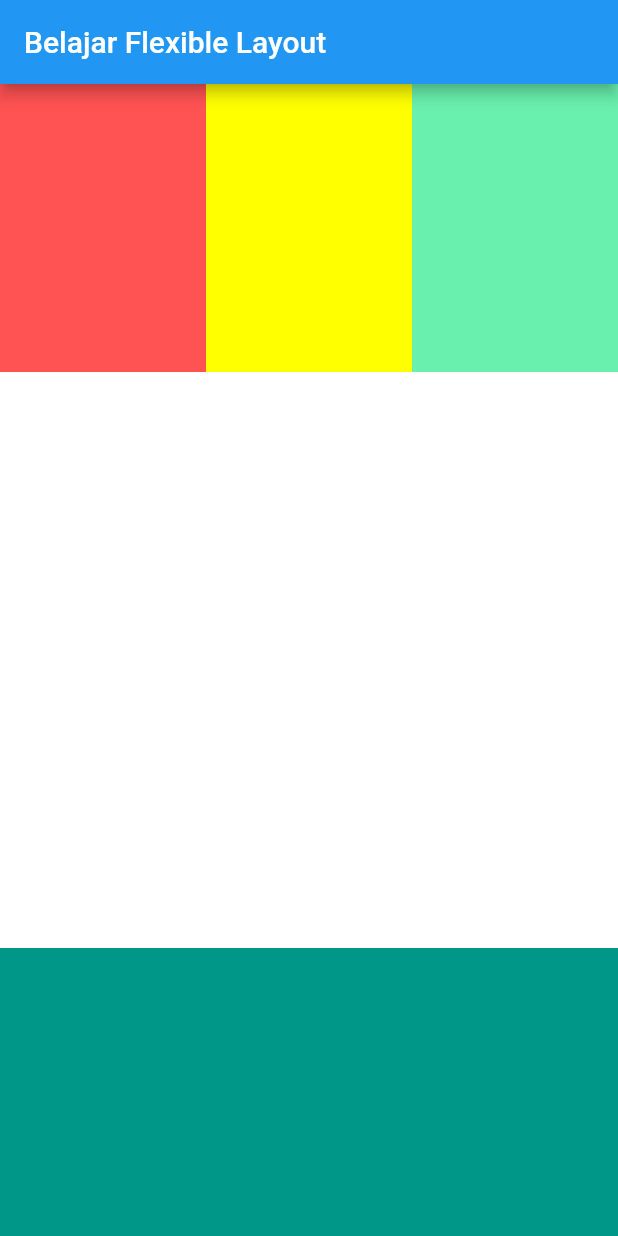
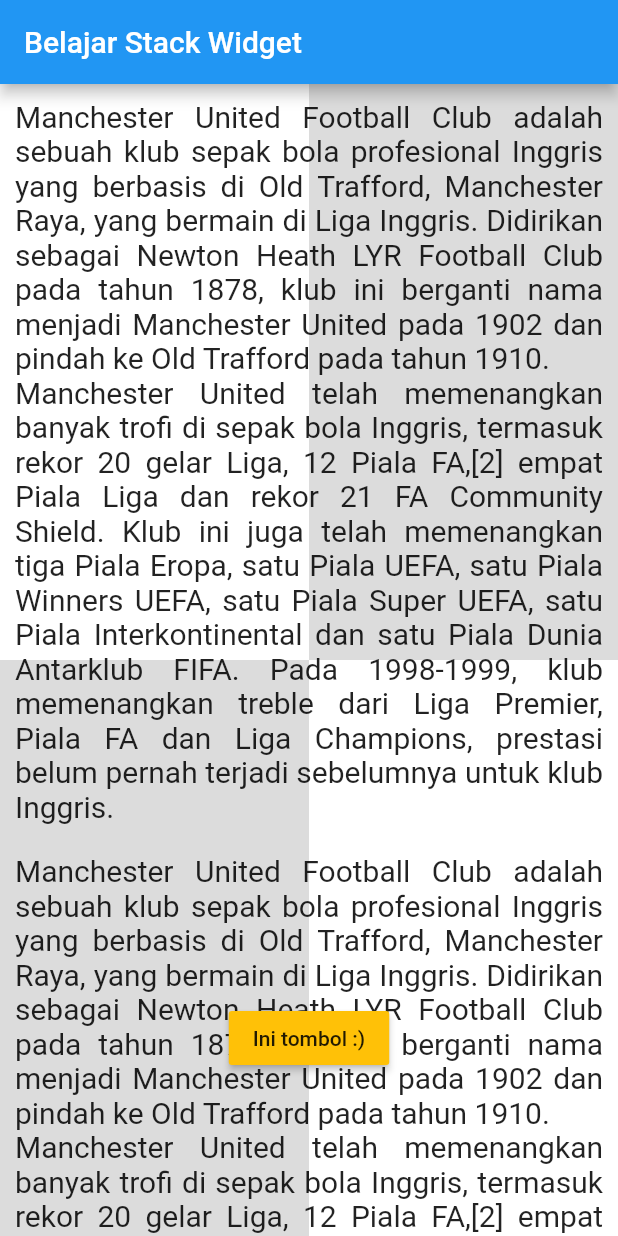
Before and after one commit to montohang/belajar-flutter, a Flutter app: the screen it shows after launch, on a phone screen of 412 x 824 dp. Run offline on Flutter 3.47's test engine with Material 2 defaults, Android fonts, the phone set to English and light mode, and no system bars.

Commit message:
[Belajar Stack dan Align]

```diff
--- a/lib/main.dart
+++ b/lib/main.dart
@@ -8,6 +8,6 @@ void main() {
 class MyApp extends StatelessWidget {
   @override
   Widget build(BuildContext context) {
-    return MyFlexibleWidget();
+    return MyStackWidget();
   }
 }
--- a/lib/pages/pages.dart
+++ b/lib/pages/pages.dart
@@ -9,3 +9,4 @@ part 'text_style.dart';
 part 'list_and_list_view.dart';
 part 'animated_container.dart';
 part 'flexible_widget.dart';
+part 'stack_and_align_widget.dart';
--- /dev/null
+++ b/lib/pages/stack_and_align_widget.dart
@@ -0,0 +1,96 @@
+part of 'pages.dart';
+
+class MyStackWidget extends StatelessWidget {
+  @override
+  Widget build(BuildContext context) {
+    return MaterialApp(
+      home: Scaffold(
+        appBar: AppBar(
+          title: Text("Belajar Stack Widget"),
+        ),
+        body: Stack(
+          children: [
+            // background
+            Column(
+              children: [
+                Flexible(
+                    flex: 1,
+                    child: Row(
+                      children: [
+                        Flexible(
+                            flex: 1,
+                            child: Container(
+                              color: Colors.white,
+                            )),
+                        Flexible(
+                            flex: 1,
+                            child: Container(
+                              color: Colors.black12,
+                            ))
+                      ],
+                    )),
+                Flexible(
+                    flex: 1,
+                    child: Row(
+                      children: [
+                        Flexible(
+                            flex: 1,
+                            child: Container(
+                              color: Colors.black12,
+                            )),
+                        Flexible(
+                            flex: 1,
+                            child: Container(
+                              color: Colors.white,
+                            ))
+                      ],
+                    ))
+              ],
+            ),
+            // list view
+            ListView(
+              children: [
+                Column(
+                  children: [
+                    Container(
+                        margin: EdgeInsets.all(10),
+                        child: Text(
+                            """Manchester United Football Club adalah sebuah klub sepak bola profesional Inggris yang berbasis di Old Trafford, Manchester Raya, yang bermain di Liga Inggris. Didirikan sebagai Newton Heath LYR Football Club pada tahun 1878, klub ini berganti nama menjadi Manchester United pada 1902 dan pindah ke Old Trafford pada tahun 1910.
+Manchester United telah memenangkan banyak trofi di sepak bola Inggris, termasuk rekor 20 gelar Liga, 12 Piala FA,[2] empat Piala Liga dan rekor 21 FA Community Shield. Klub ini juga telah memenangkan tiga Piala Eropa, satu Piala UEFA, satu Piala Winners UEFA, satu Piala Super UEFA, satu Piala Interkontinental dan satu Piala Dunia Antarklub FIFA. Pada 1998-1999, klub memenangkan treble dari Liga Premier, Piala FA dan Liga Champions, prestasi belum pernah terjadi sebelumnya untuk klub Inggris.""",
+                            style: TextStyle(fontSize: 20),
+                            textAlign: TextAlign.justify)),
+                    Container(
+                      margin: EdgeInsets.all(10),
+                      child: Text(
+                          """Manchester United Football Club adalah sebuah klub sepak bola profesional Inggris yang berbasis di Old Trafford, Manchester Raya, yang bermain di Liga Inggris. Didirikan sebagai Newton Heath LYR Football Club pada tahun 1878, klub ini berganti nama menjadi Manchester United pada 1902 dan pindah ke Old Trafford pada tahun 1910.
+Manchester United telah memenangkan banyak trofi di sepak bola Inggris, termasuk rekor 20 gelar Liga, 12 Piala FA,[2] empat Piala Liga dan rekor 21 FA Community Shield. Klub ini juga telah memenangkan tiga Piala Eropa, satu Piala UEFA, satu Piala Winners UEFA, satu Piala Super UEFA, satu Piala Interkontinental dan satu Piala Dunia Antarklub FIFA. Pada 1998-1999, klub memenangkan treble dari Liga Premier, Piala FA dan Liga Champions, prestasi belum pernah terjadi sebelumnya untuk klub Inggris.""",
+                          style: TextStyle(fontSize: 20),
+                          textAlign: TextAlign.justify),
+                    ),
+                    Container(
+                      margin: EdgeInsets.all(10),
+                      child: Text(
+                          """Manchester United Football Club adalah sebuah klub sepak bola profesional Inggris yang berbasis di Old Trafford, Manchester Raya, yang bermain di Liga Inggris. Didirikan sebagai Newton Heath LYR Football Club pada tahun 1878, klub ini berganti nama menjadi Manchester United pada 1902 dan pindah ke Old Trafford pada tahun 1910.
+Manchester United telah memenangkan banyak trofi di sepak bola Inggris, termasuk rekor 20 gelar Liga, 12 Piala FA,[2] empat Piala Liga dan rekor 21 FA Community Shield. Klub ini juga telah memenangkan tiga Piala Eropa, satu Piala UEFA, satu Piala Winners UEFA, satu Piala Super UEFA, satu Piala Interkontinental dan satu Piala Dunia Antarklub FIFA. Pada 1998-1999, klub memenangkan treble dari Liga Premier, Piala FA dan Liga Champions, prestasi belum pernah terjadi sebelumnya untuk klub Inggris.""",
+                          style: TextStyle(fontSize: 20),
+                          textAlign: TextAlign.justify),
+                    ),
+                  ],
+                )
+              ],
+            ),
+            // button
+            Align(
+              alignment: Alignment(0, 0.7),
+              child: RaisedButton(
+                child: Text("Ini tombol :)"),
+                color: Colors.amber,
+                onPressed: () {},
+              ),
+            )
+          ],
+        ),
+      ),
+    );
+  }
+}
```
